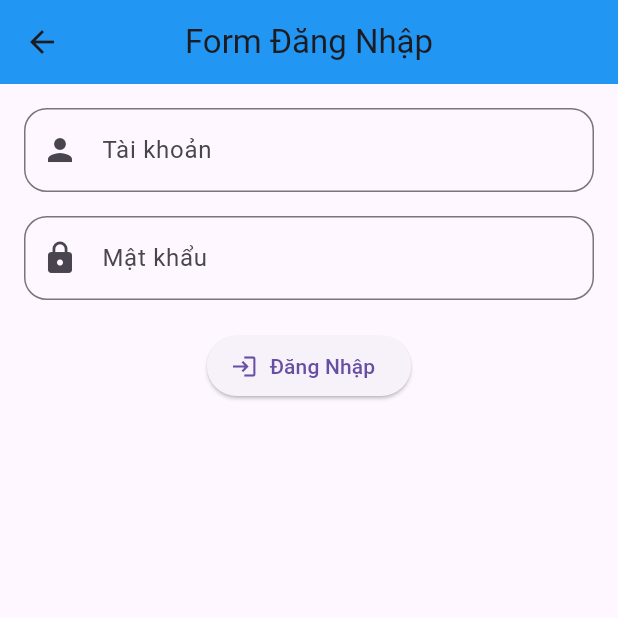
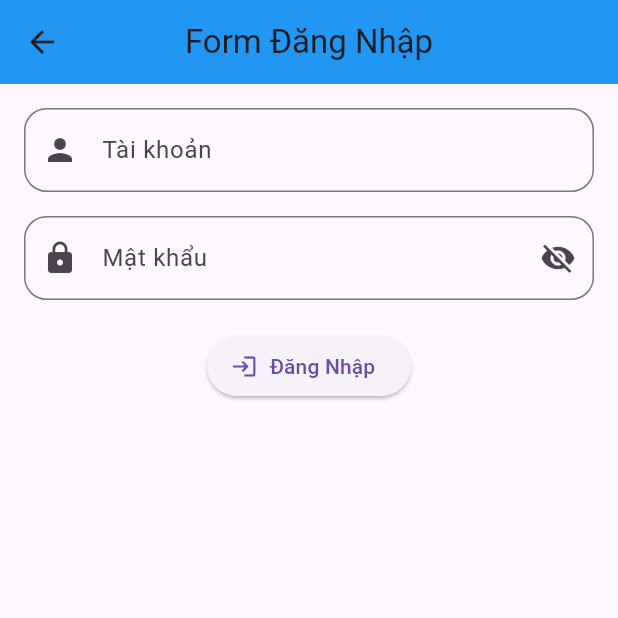
Before and after one commit to nhicansoso/KiemTraFlutter, a Flutter app: the LoginForm screen opened directly, on a phone screen of 412 x 824 dp, the top half of it. Run offline on Flutter 3.47's test engine with Material 3 defaults, Android fonts, the light colour scheme and no system bars; our stand-ins replace dio.

Commit message:
chỉnh lại form đăng nhập

```diff
--- a/lib/dangnhap.dart
+++ b/lib/dangnhap.dart
@@ -13,9 +13,10 @@ class _LoginFormState extends State<LoginForm> {
   final TextEditingController _usernameController = TextEditingController();
   final TextEditingController _passwordController = TextEditingController();
 
-  // tài khoản mẫu
   final String correctUser = "admin";
-  final String correctPass = "123456";
+  final String correctPass = "12345";
+
+  bool _showPassword = false;
 
   @override
   Widget build(BuildContext context) {
@@ -44,21 +45,30 @@ class _LoginFormState extends State<LoginForm> {
                   if (value == null || value.isEmpty) {
                     return 'Vui lòng nhập tài khoản';
                   }
-
                   return null;
                 },
               ),
               const SizedBox(height: 16),
               TextFormField(
                 controller: _passwordController,
+                obscureText: !_showPassword,
                 decoration: InputDecoration(
                   prefixIcon: const Icon(Icons.lock),
                   labelText: "Mật khẩu",
                   border: OutlineInputBorder(
                     borderRadius: BorderRadius.circular(15),
                   ),
+                  suffixIcon: IconButton(
+                    icon: Icon(
+                      _showPassword ? Icons.visibility : Icons.visibility_off,
+                    ),
+                    onPressed: () {
+                      setState(() {
+                        _showPassword = !_showPassword;
+                      });
+                    },
+                  ),
                 ),
-                obscureText: true,
                 validator: (value) {
                   if (value == null || value.isEmpty) {
                     return 'Vui lòng nhập mật khẩu';
@@ -77,15 +87,13 @@ class _LoginFormState extends State<LoginForm> {
                   if (_formKey.currentState!.validate()) {
                     if (_usernameController.text == correctUser &&
                         _passwordController.text == correctPass) {
-                      // đăng nhập thành công
                       ScaffoldMessenger.of(context).showSnackBar(
                         const SnackBar(
-                          content: Text("Đăng nhập thành công "),
+                          content: Text("Đăng nhập thành công"),
                           backgroundColor: Colors.green,
                         ),
                       );
                     } else {
-                      // đăng nhập thất bại
                       ScaffoldMessenger.of(context).showSnackBar(
                         const SnackBar(
                           content: Text("Sai tài khoản hoặc mật khẩu"),
```
